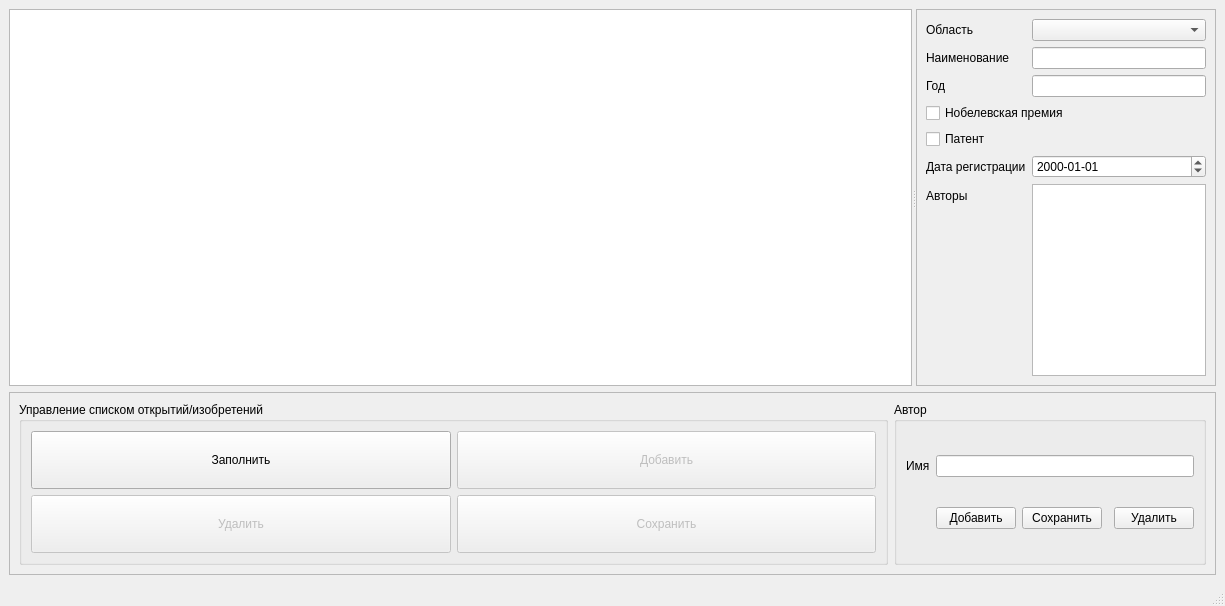
The window that C++/Qt/3labs/solutions/inventions-v4/mainwindow.ui (sirvickr/homework) describes before a commit, drawn with Qt 5.
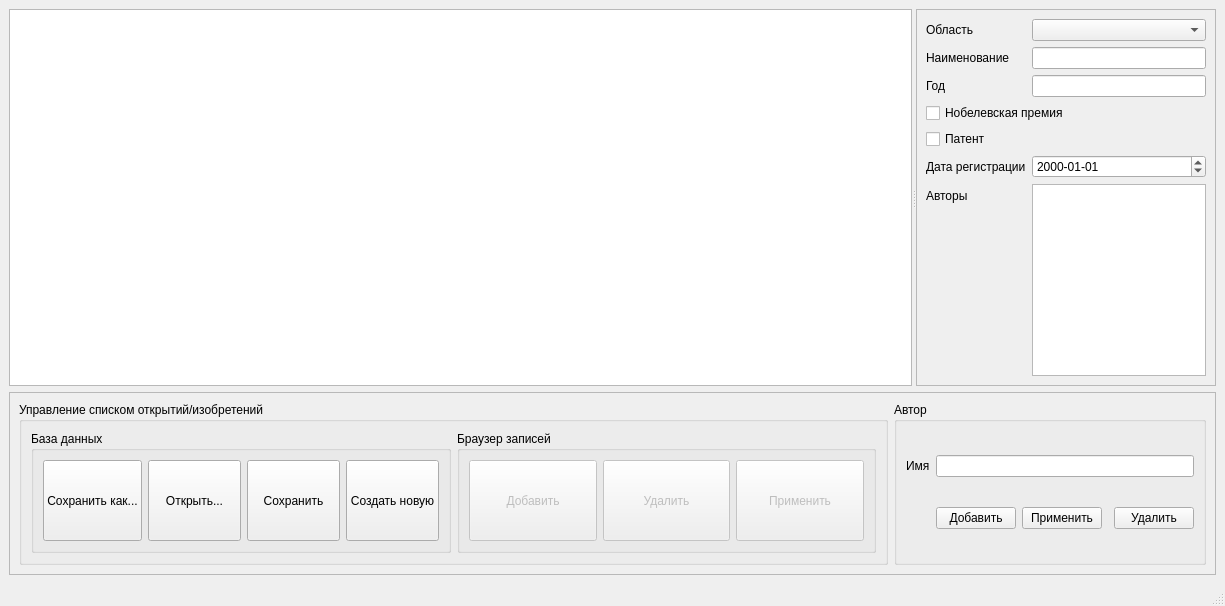
The same window after the commit.

Commit message: * Qt (3labs) -> inventions-v4: database file

```diff
--- a/C++/Qt/3labs/solutions/inventions-v4/mainwindow.ui
+++ b/C++/Qt/3labs/solutions/inventions-v4/mainwindow.ui
@@ -168,9 +168,15 @@
          <property name="title">
           <string>Управление списком открытий/изобретений</string>
          </property>
-         <layout class="QGridLayout" name="gridLayout_2">
-          <item row="0" column="0">
-           <widget class="QPushButton" name="btnFill">
+         <layout class="QHBoxLayout" name="horizontalLayout_4">
+          <item>
+           <widget class="QGroupBox" name="groupBox_3">
+            <property name="title">
+             <string>База данных</string>
+            </property>
+            <layout class="QHBoxLayout" name="horizontalLayout_2">
+             <item>
+              <widget class="QPushButton" name="btnSaveDatabaseAs">
             <property name="sizePolicy">
              <sizepolicy hsizetype="Minimum" vsizetype="Preferred">
               <horstretch>0</horstretch>
@@ -178,11 +184,59 @@
              </sizepolicy>
             </property>
             <property name="text">
-             <string>Заполнить</string>
+                <string>Сохранить как...</string>
             </property>
            </widget>
           </item>
-          <item row="0" column="1">
+             <item>
+              <widget class="QPushButton" name="btnLoadDatabase">
+               <property name="sizePolicy">
+                <sizepolicy hsizetype="Minimum" vsizetype="Preferred">
+                 <horstretch>0</horstretch>
+                 <verstretch>0</verstretch>
+                </sizepolicy>
+               </property>
+               <property name="text">
+                <string>Открыть...</string>
+               </property>
+              </widget>
+             </item>
+             <item>
+              <widget class="QPushButton" name="btnSaveDatabase">
+               <property name="sizePolicy">
+                <sizepolicy hsizetype="Minimum" vsizetype="Preferred">
+                 <horstretch>0</horstretch>
+                 <verstretch>0</verstretch>
+                </sizepolicy>
+               </property>
+               <property name="text">
+                <string>Сохранить</string>
+               </property>
+              </widget>
+             </item>
+             <item>
+              <widget class="QPushButton" name="btnNewDatabase">
+               <property name="sizePolicy">
+                <sizepolicy hsizetype="Minimum" vsizetype="Preferred">
+                 <horstretch>0</horstretch>
+                 <verstretch>0</verstretch>
+                </sizepolicy>
+               </property>
+               <property name="text">
+                <string>Создать новую</string>
+               </property>
+              </widget>
+             </item>
+            </layout>
+           </widget>
+          </item>
+          <item>
+           <widget class="QGroupBox" name="groupBox_4">
+            <property name="title">
+             <string>Браузер записей</string>
+            </property>
+            <layout class="QHBoxLayout" name="horizontalLayout_3">
+             <item>
            <widget class="QPushButton" name="btnAdd">
             <property name="enabled">
              <bool>false</bool>
@@ -198,23 +252,7 @@
             </property>
            </widget>
           </item>
-          <item row="1" column="1">
-           <widget class="QPushButton" name="btnSave">
-            <property name="enabled">
-             <bool>false</bool>
-            </property>
-            <property name="sizePolicy">
-             <sizepolicy hsizetype="Minimum" vsizetype="Preferred">
-              <horstretch>0</horstretch>
-              <verstretch>0</verstretch>
-             </sizepolicy>
-            </property>
-            <property name="text">
-             <string>Сохранить</string>
-            </property>
-           </widget>
-          </item>
-          <item row="1" column="0">
+             <item>
            <widget class="QPushButton" name="btnDelete">
             <property name="enabled">
              <bool>false</bool>
@@ -230,6 +268,25 @@
             </property>
            </widget>
           </item>
+             <item>
+              <widget class="QPushButton" name="btnUpdate">
+               <property name="enabled">
+                <bool>false</bool>
+               </property>
+               <property name="sizePolicy">
+                <sizepolicy hsizetype="Minimum" vsizetype="Preferred">
+                 <horstretch>0</horstretch>
+                 <verstretch>0</verstretch>
+                </sizepolicy>
+               </property>
+               <property name="text">
+                <string>Применить</string>
+               </property>
+              </widget>
+             </item>
+            </layout>
+           </widget>
+          </item>
          </layout>
         </widget>
        </item>
@@ -245,13 +302,6 @@
           <string>Автор</string>
          </property>
          <layout class="QGridLayout" name="gridLayout">
-          <item row="0" column="0">
-           <widget class="QLabel" name="label_5">
-            <property name="text">
-             <string>Имя</string>
-            </property>
-           </widget>
-          </item>
           <item row="1" column="4">
            <widget class="QPushButton" name="btnDelAuthor">
             <property name="sizePolicy">
@@ -265,11 +315,31 @@
             </property>
            </widget>
           </item>
+          <item row="0" column="0">
+           <widget class="QLabel" name="label_5">
+            <property name="text">
+             <string>Имя</string>
+            </property>
+           </widget>
+          </item>
+          <item row="1" column="1">
+           <widget class="QPushButton" name="btnAddAuthor">
+            <property name="sizePolicy">
+             <sizepolicy hsizetype="Fixed" vsizetype="Fixed">
+              <horstretch>0</horstretch>
+              <verstretch>0</verstretch>
+             </sizepolicy>
+            </property>
+            <property name="text">
+             <string>Добавить</string>
+            </property>
+           </widget>
+          </item>
           <item row="0" column="1" colspan="4">
            <widget class="QLineEdit" name="txtAuthor"/>
           </item>
           <item row="1" column="2">
-           <widget class="QPushButton" name="btnSaveAuthor">
+           <widget class="QPushButton" name="btnUpdateAuthor">
             <property name="sizePolicy">
              <sizepolicy hsizetype="Fixed" vsizetype="Fixed">
               <horstretch>0</horstretch>
@@ -277,20 +347,7 @@
              </sizepolicy>
             </property>
             <property name="text">
-             <string>Сохранить</string>
-            </property>
-           </widget>
-          </item>
-          <item row="1" column="1">
-           <widget class="QPushButton" name="btnAddAuthor">
-            <property name="sizePolicy">
-             <sizepolicy hsizetype="Fixed" vsizetype="Fixed">
-              <horstretch>0</horstretch>
-              <verstretch>0</verstretch>
-             </sizepolicy>
-            </property>
-            <property name="text">
-             <string>Добавить</string>
+             <string>Применить</string>
             </property>
            </widget>
           </item>
```
Lines whose indentation alone changed are shown as unchanged. The commit also changes 5 other files.
